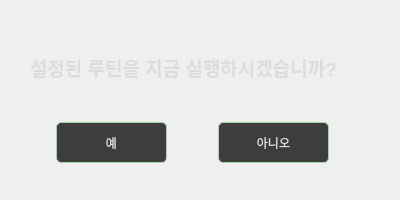
Above: Qt_Widgets_App_RoutineAutomator/Qt_Widgets_App_RoutineAutomator/Qt_WC_RoutineReady.ui from dndjd321/RoutineAutomator before the change. Below: the same form after it.
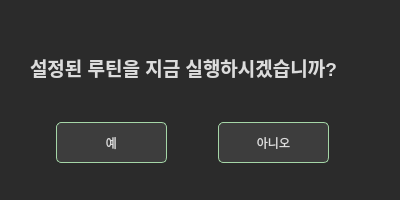
That is the form after the change.

The edit to the form file:
```diff
--- a/Qt_Widgets_App_RoutineAutomator/Qt_Widgets_App_RoutineAutomator/Qt_WC_RoutineReady.ui
+++ b/Qt_Widgets_App_RoutineAutomator/Qt_Widgets_App_RoutineAutomator/Qt_WC_RoutineReady.ui
@@ -19,6 +19,11 @@
 	background-color: #2b2b2b;
 }
 
+/* 서브 창 배경 */
+QDialog {
+	background-color: #2b2b2b;
+}
+
 /* 모든 텍스트 기본 설정 */
 QWidget {
 	color: #dcdcdc;
```
